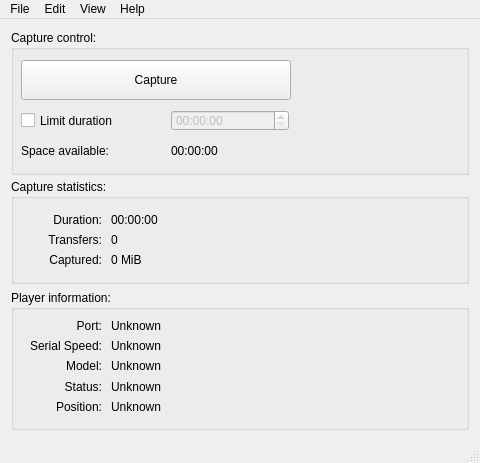
Old version of the form Linux-Application/DomesdayDuplicator/mainwindow.ui in the repository simoninns/DomesdayDuplicator-gui-app.
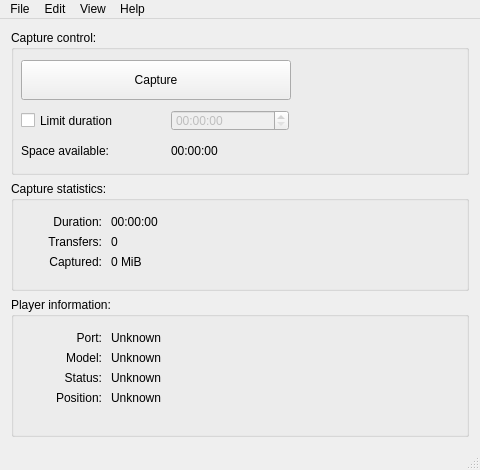
New version of the form. Icons and pictures are not drawn.

What changed in the file:
```diff
--- a/Linux-Application/DomesdayDuplicator/mainwindow.ui
+++ b/Linux-Application/DomesdayDuplicator/mainwindow.ui
@@ -7,13 +7,13 @@
     <x>0</x>
     <y>0</y>
     <width>480</width>
-    <height>463</height>
+    <height>470</height>
    </rect>
   </property>
   <property name="minimumSize">
    <size>
     <width>480</width>
-    <height>463</height>
+    <height>470</height>
    </size>
   </property>
   <property name="windowTitle">
@@ -270,7 +270,7 @@
        <property name="geometry">
         <rect>
          <x>10</x>
-         <y>86</y>
+         <y>70</y>
          <width>81</width>
          <height>21</height>
         </rect>
@@ -286,7 +286,7 @@
        <property name="geometry">
         <rect>
          <x>10</x>
-         <y>106</y>
+         <y>90</y>
          <width>81</width>
          <height>21</height>
         </rect>
@@ -302,7 +302,7 @@
        <property name="geometry">
         <rect>
          <x>100</x>
-         <y>86</y>
+         <y>70</y>
          <width>351</width>
          <height>21</height>
         </rect>
@@ -315,7 +315,7 @@
        <property name="geometry">
         <rect>
          <x>100</x>
-         <y>106</y>
+         <y>90</y>
          <width>351</width>
          <height>21</height>
         </rect>
@@ -328,7 +328,7 @@
        <property name="geometry">
         <rect>
          <x>10</x>
-         <y>65</y>
+         <y>50</y>
          <width>81</width>
          <height>21</height>
         </rect>
@@ -344,7 +344,7 @@
        <property name="geometry">
         <rect>
          <x>100</x>
-         <y>65</y>
+         <y>50</y>
          <width>351</width>
          <height>21</height>
         </rect>
@@ -357,7 +357,7 @@
        <property name="geometry">
         <rect>
          <x>100</x>
-         <y>25</y>
+         <y>30</y>
          <width>351</width>
          <height>21</height>
         </rect>
@@ -370,7 +370,7 @@
        <property name="geometry">
         <rect>
          <x>10</x>
-         <y>25</y>
+         <y>30</y>
          <width>81</width>
          <height>21</height>
         </rect>
@@ -382,35 +382,6 @@
         <set>Qt::AlignRight|Qt::AlignTrailing|Qt::AlignVCenter</set>
        </property>
       </widget>
-      <widget class="QLabel" name="playerSerialSpeedLabel">
-       <property name="geometry">
-        <rect>
-         <x>100</x>
-         <y>45</y>
-         <width>351</width>
-         <height>21</height>
-        </rect>
-       </property>
-       <property name="text">
-        <string>Unknown</string>
-       </property>
-      </widget>
-      <widget class="QLabel" name="label_10">
-       <property name="geometry">
-        <rect>
-         <x>10</x>
-         <y>45</y>
-         <width>81</width>
-         <height>21</height>
-        </rect>
-       </property>
-       <property name="text">
-        <string>Serial Speed:</string>
-       </property>
-       <property name="alignment">
-        <set>Qt::AlignRight|Qt::AlignTrailing|Qt::AlignVCenter</set>
-       </property>
-      </widget>
      </widget>
     </item>
    </layout>
```
